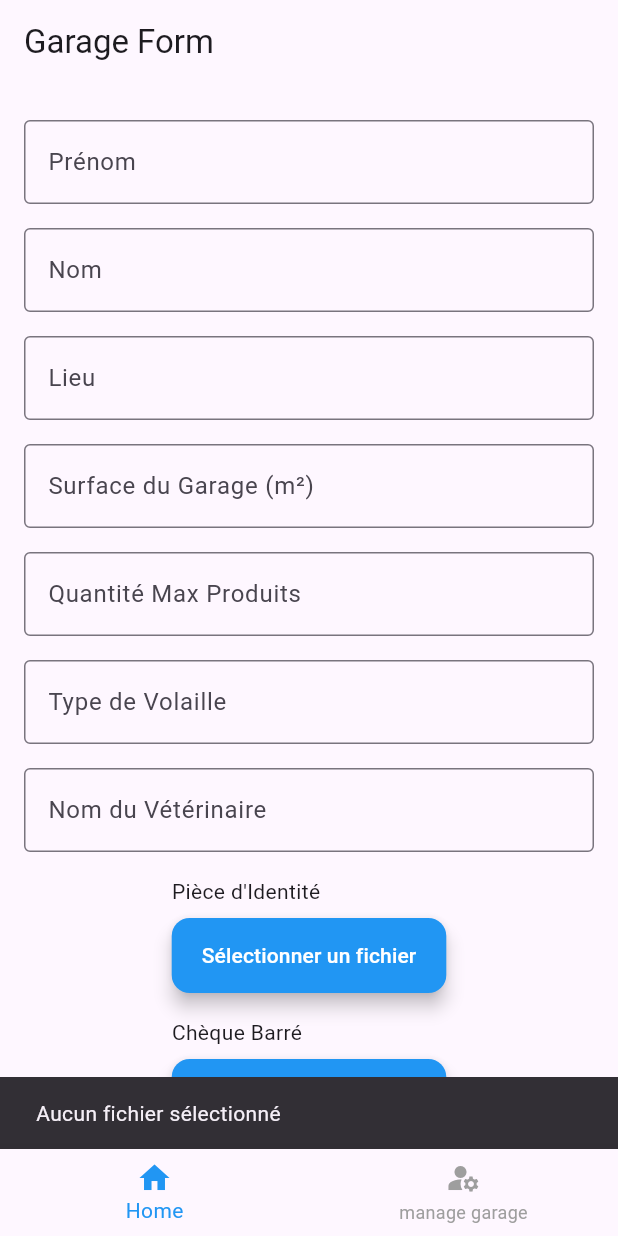
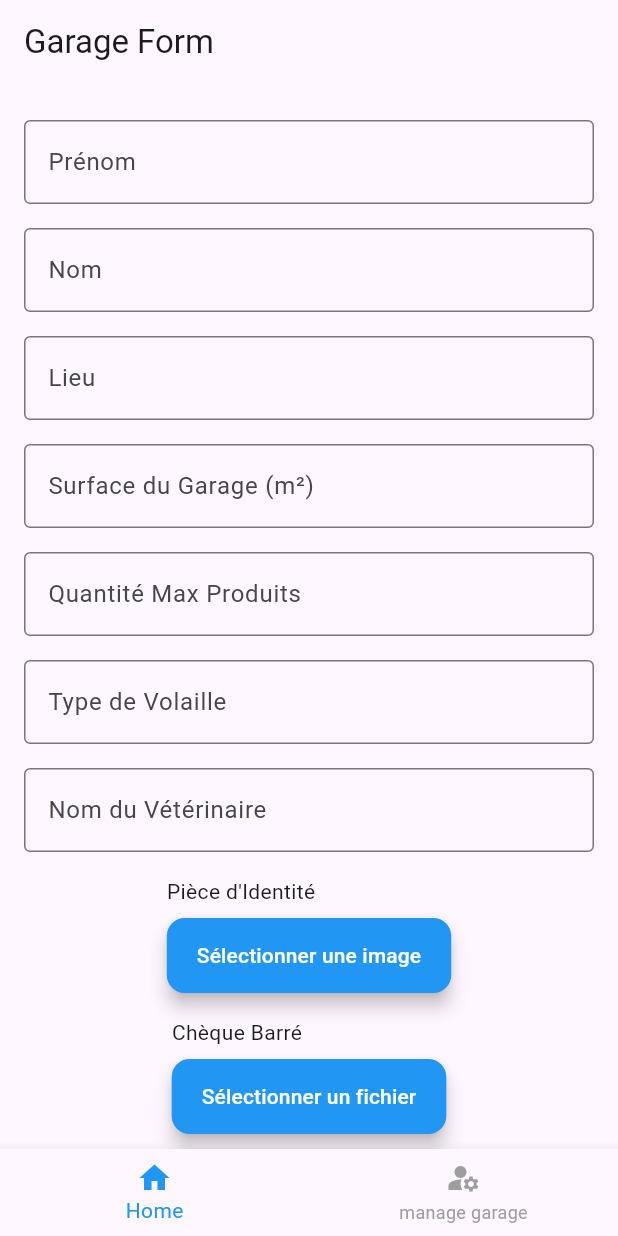
Before and after one commit to bilelhichem/Livestock-Monitoring-System, a Flutter app: the screen it shows after launch, after a tap on "Sélectionner un fichier", on a phone screen of 412 x 824 dp. Run offline on Flutter 3.47's test engine with Material 3 defaults, Android fonts, the phone set to English and light mode, and no system bars; our stand-ins replace get, pdf; missing offline and left inert: dart:html.

```diff
--- a/lib/view/Add_Pr.dart
+++ b/lib/view/Add_Pr.dart
@@ -49,39 +49,52 @@ class GarageFormView extends StatelessWidget {
               label: "Nom du Vétérinaire",
               onChanged: (value) => controller.updateField('nomVeterinaire', value),
             ),
-            // Utilisation de FileInputField pour les fichiers image ou PDF
             FileInputField(
               label: "Pièce d'Identité",
               onChanged: (value) => controller.updateField('pieceIdentite', value),
-              isImagePicker: false, // Choisir le type de fichier (image ou PDF)
+              isImagePicker: true,
             ),
             FileInputField(
               label: "Chèque Barré",
               onChanged: (value) => controller.updateField('chequeBarre', value),
-              isImagePicker: false, // Choisir le type de fichier (image ou PDF)
+              isImagePicker: false,
             ),
+            Obx(() {
+              // Display the image if the path is valid
+              if (controller.pieceIdentiteImagePath.value.isNotEmpty) {
+                return Row(
+                  mainAxisAlignment: MainAxisAlignment.center,
+                  children: [
+                    Image.network(controller.pieceIdentiteImagePath.value,width: 100,height: 100,),
+                    Image.network(controller.chequeBarreImagePath.value,width: 100,height: 100,),
+
+                  ],
+                ); // Display the image from the URL
+              }
+              return Text("Aucune image sélectionnée"); // Display message if no file is selected
+            }),
+
             SizedBox(height: 20),
             ElevatedButton(
               onPressed: controller.submitForm,
               style: ElevatedButton.styleFrom(
-                backgroundColor: Colors.blue, // Couleur de fond
-                foregroundColor: Colors.white, // Couleur du texte
-                shape: RoundedRectangleBorder( // Coins arrondis
-                  borderRadius: BorderRadius.circular(12), // Ajuster le rayon ici
+                backgroundColor: Colors.blue, // Background color
+                foregroundColor: Colors.white, // Text color
+                shape: RoundedRectangleBorder( // Rounded corners
+                  borderRadius: BorderRadius.circular(12),
                 ),
-                padding: EdgeInsets.symmetric(horizontal: 20, vertical: 15), // Padding interne
-                elevation: 5, // Ombre pour un effet d'élévation
+                padding: EdgeInsets.symmetric(horizontal: 20, vertical: 15),
+                elevation: 5,
               ),
               child: Text(
                 "Soumettre",
                 style: TextStyle(
-                  fontSize: 18, // Taille du texte
-                  fontWeight: FontWeight.bold, // Style gras
-                  letterSpacing: 1.5, // Espacement des lettres
+                  fontSize: 18,
+                  fontWeight: FontWeight.bold,
+                  letterSpacing: 1.5,
                 ),
               ),
             ),
-
           ],
         ),
       ),
--- a/lib/view/ManageGarage.dart
+++ b/lib/view/ManageGarage.dart
@@ -5,7 +5,7 @@ import 'package:admin_mag_poul/controlers/ToggleController.dart';
 
 import '../widget/CardGarage.dart';
 
-// Vue principale
+
 class ManageGarage extends StatelessWidget {
   const ManageGarage({super.key});
 
--- a/lib/widget/FileInputField.dart
+++ b/lib/widget/FileInputField.dart
@@ -1,34 +1,33 @@
 import 'package:flutter/material.dart';
-import 'package:file_picker/file_picker.dart';
+import 'dart:html' as html;
+import 'package:get/get.dart'; // Assuming you use GetX for state management
 
 class FileInputField extends StatelessWidget {
   final String label;
-  final Function(String) onChanged; // Callback pour retourner le chemin du fichier sélectionné
-  final bool isImagePicker; // Si true, utilise ImagePicker, sinon FilePicker
+  final Function(String) onChanged; // Callback for returning the file path
+  final bool isImagePicker; // If true, use ImagePicker, else use FilePicker
 
   const FileInputField({
     required this.label,
     required this.onChanged,
-    this.isImagePicker = false, // Choisir si c'est pour image ou fichier générique
+    this.isImagePicker = false, // Choose if it is for image or generic file
     Key? key,
   }) : super(key: key);
 
-  // Fonction pour choisir un fichier (image ou PDF)
-  Future<void> _pickFile(BuildContext context) async {
-    // Ouvre le sélecteur de fichier via file_picker
-    final result = await FilePicker.platform.pickFiles(
-      type: FileType.custom, // Sélection de tout type de fichier
-      allowedExtensions: isImagePicker ? ['jpg', 'jpeg', 'png'] : ['pdf', 'jpg', 'jpeg', 'png'],
-    );
-
-    if (result != null) {
-      // Retourne le chemin du fichier sélectionné
-      onChanged(result.files.single.path!);
-    } else {
-      ScaffoldMessenger.of(context).showSnackBar(
-        SnackBar(content: Text('Aucun fichier sélectionné')),
-      );
-    }
+  void selectImage() {
+    final input = html.FileUploadInputElement();
+    input.accept = 'image/*'; // Accepts only images
+    input.onChange.listen((e) {
+      final files = input.files;
+      if (files?.isEmpty ?? true) return;
+      final reader = html.FileReader();
+      reader.readAsDataUrl(files![0]);
+      reader.onLoadEnd.listen((e) {
+        final imageUrl = reader.result as String;
+        onChanged(imageUrl); // Pass the image URL to the controller
+      });
+    });
+    input.click();
   }
 
   @override
@@ -42,20 +41,18 @@ class FileInputField extends StatelessWidget {
           const SizedBox(height: 8),
           ElevatedButton(
             onPressed: () {
-              // Ouvre le sélecteur de fichier
-              _pickFile(context);
+              // Open file picker
+              selectImage();
             },
-
-              style: ElevatedButton.styleFrom(
-                backgroundColor: Colors.blue, // Couleur de fond
-                foregroundColor: Colors.white, // Couleur du texte
-                shape: RoundedRectangleBorder( // Coins arrondis
-                  borderRadius: BorderRadius.circular(12), // Ajuster le rayon ici
-                ),
-                padding: EdgeInsets.symmetric(horizontal: 20, vertical: 15), // Padding interne
-                elevation: 5, // Ombre pour un effet d'élévation
+            style: ElevatedButton.styleFrom(
+              backgroundColor: Colors.blue, // Background color
+              foregroundColor: Colors.white, // Text color
+              shape: RoundedRectangleBorder( // Rounded corners
+                borderRadius: BorderRadius.circular(12), // Adjust radius here
               ),
-
+              padding: EdgeInsets.symmetric(horizontal: 20, vertical: 15), // Internal padding
+              elevation: 5, // Shadow for elevation effect
+            ),
             child: Text(isImagePicker ? 'Sélectionner une image' : 'Sélectionner un fichier'),
           ),
         ],
--- a/pubspec.yaml
+++ b/pubspec.yaml
@@ -38,6 +38,12 @@ dependencies:
   get: ^4.6.6
   image_picker: ^1.1.2
   file_picker: ^8.1.6
+  pdf: ^3.11.1
+  path_provider: ^2.1.5
+  permission_handler: ^11.3.1
+  open_file: ^3.5.10
+  html: ^0.15.5
+  printing: ^5.13.4
 
 dev_dependencies:
   flutter_test:
```
Also changed, not shown: lib/controlers/GarageFormController.dart (+22 -3 lines), lib/controlers/RealiserPdf.dart (added, +96 -0 lines), pubspec.lock, 8 other files.
